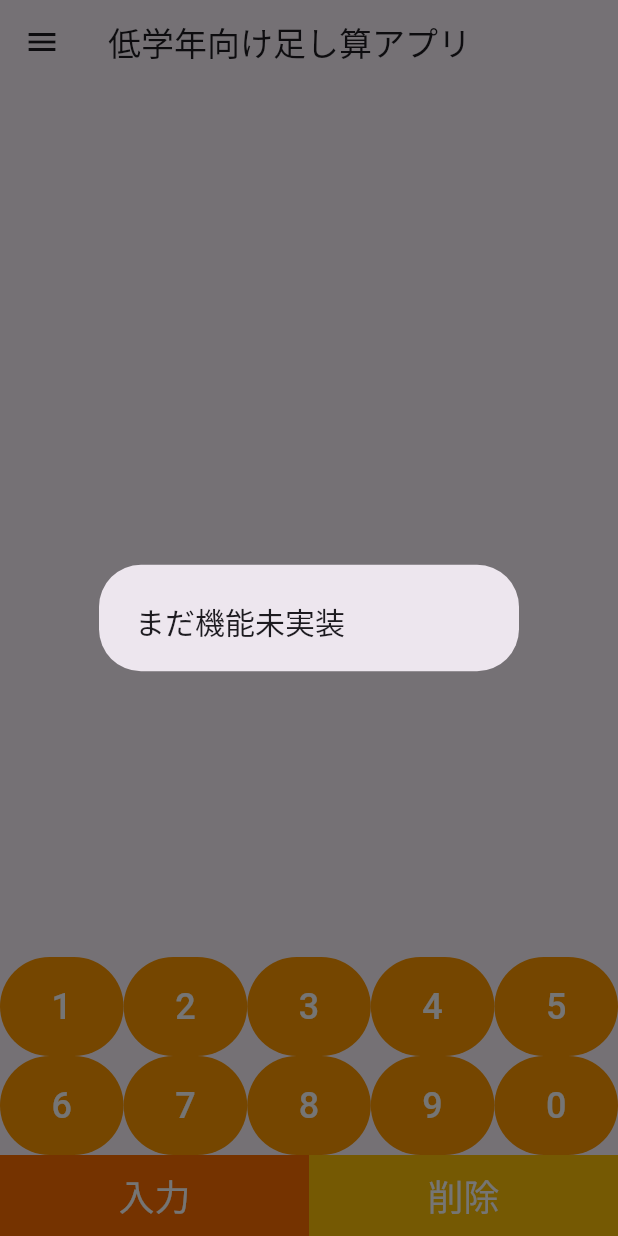
After one commit to will-of-work-80/flutter-test, a Flutter app: the ElementarySchoolMath screen opened directly, after a tap on "入力", on a phone screen of 412 x 824 dp. The commit adds this screen. Run offline on Flutter 3.47's test engine with Material 3 defaults, Android fonts, the phone set to English and light mode, and no system bars; our stand-ins replace cached_network_image, flutter_riverpod, freezed_annotation, webview_flutter.

Commit message:
低学年向け足し算アプリの入力ボタンを配置する

```diff
--- /dev/null
+++ b/lib/elementary_school_math.dart
@@ -0,0 +1,111 @@
+import 'package:flutter/material.dart';
+import 'package:flutter_application_test/navigation.dart';
+
+class ElementarySchoolMath extends StatefulWidget {
+  const ElementarySchoolMath({super.key});
+
+  @override
+  State<ElementarySchoolMath> createState() => _ElementarySchoolMathState();
+}
+
+class _ElementarySchoolMathState extends State<ElementarySchoolMath> {
+  // 足し算の結果入力用
+  String inputStr = '';
+
+  @override
+  Widget build(BuildContext context) {
+    Widget numberButton(String title) {
+      return Expanded(
+        child: TextButton(
+          style: TextButton.styleFrom(
+            backgroundColor: Colors.orange,
+            foregroundColor: Colors.white,
+            padding: EdgeInsets.all(16),
+          ),
+          onPressed: () {
+            setState(() {
+              if (inputStr == '') {
+                inputStr = title;
+              } else {
+                inputStr = inputStr + title;
+              }
+            });
+          },
+          child: Text(title, style: TextStyle(fontSize: 24)),
+        ),
+      );
+    }
+
+    return Scaffold(
+      appBar: AppBar(
+        title: Text('低学年向け足し算アプリ'),
+      ),
+      drawer: NavigationComponentWidget(),
+      body: Column(
+        // 画面の一番下に表示するため、指定
+        mainAxisAlignment: MainAxisAlignment.end,
+        children: [
+          Center(
+            child: Text(inputStr,
+                style: const TextStyle(
+                    fontSize: 30, color: Colors.lightBlueAccent)),
+          ),
+          for (final row in [
+            ['1', '2', '3', '4', '5'],
+            ['6', '7', '8', '9', '0'],
+          ])
+            Row(
+              children: row.map((btn) => numberButton(btn)).toList(),
+            ),
+          Row(
+            children: [
+              Expanded(
+                child: TextButton(
+                  style: TextButton.styleFrom(
+                    backgroundColor: Colors.amber[900],
+                    foregroundColor: Colors.white,
+                    padding: EdgeInsets.all(10),
+                    shape: RoundedRectangleBorder(
+                      borderRadius: BorderRadius.circular(0),
+                    ),
+                  ),
+                  onPressed: () {
+                    showDialog<void>(
+                        context: context,
+                        builder: (_) {
+                          return AlertDialog(
+                            title: Text('まだ機能未実装',
+                                style: TextStyle(
+                                  fontSize: 20,
+                                )),
+                          );
+                        });
+                  },
+                  child: Text('入力', style: TextStyle(fontSize: 24)),
+                ),
+              ),
+              Expanded(
+                child: TextButton(
+                  style: TextButton.styleFrom(
+                    backgroundColor: Colors.amber[500],
+                    foregroundColor: Colors.white,
+                    padding: EdgeInsets.all(10),
+                    shape: RoundedRectangleBorder(
+                      borderRadius: BorderRadius.circular(0),
+                    ),
+                  ),
+                  onPressed: () {
+                    setState(() {
+                      inputStr = '';
+                    });
+                  },
+                  child: Text('削除', style: TextStyle(fontSize: 24)),
+                ),
+              ),
+            ],
+          ),
+        ],
+      ),
+    );
+  }
+}
--- a/lib/navigation.dart
+++ b/lib/navigation.dart
@@ -5,6 +5,7 @@ import 'package:flutter_application_test/style_test.dart';
 import 'package:flutter_application_test/scroll_test.dart';
 import 'package:flutter_application_test/weather.dart';
 import 'package:flutter_application_test/state_provider_test.dart';
+import 'package:flutter_application_test/elementary_school_math.dart';
 
 class NavigationComponentWidget extends StatelessWidget {
   const NavigationComponentWidget({super.key});
@@ -61,6 +62,11 @@ class NavigationComponentWidget extends StatelessWidget {
           ),
           navigationItem(
             context,
+            '低学年向け足し算アプリ',
+            ElementarySchoolMath(),
+          ),
+          navigationItem(
+            context,
             'StateProviderテスト(Plus)',
             StateProviderTestPage(),
           ),
```
Also changed, not shown: 1 other file.
